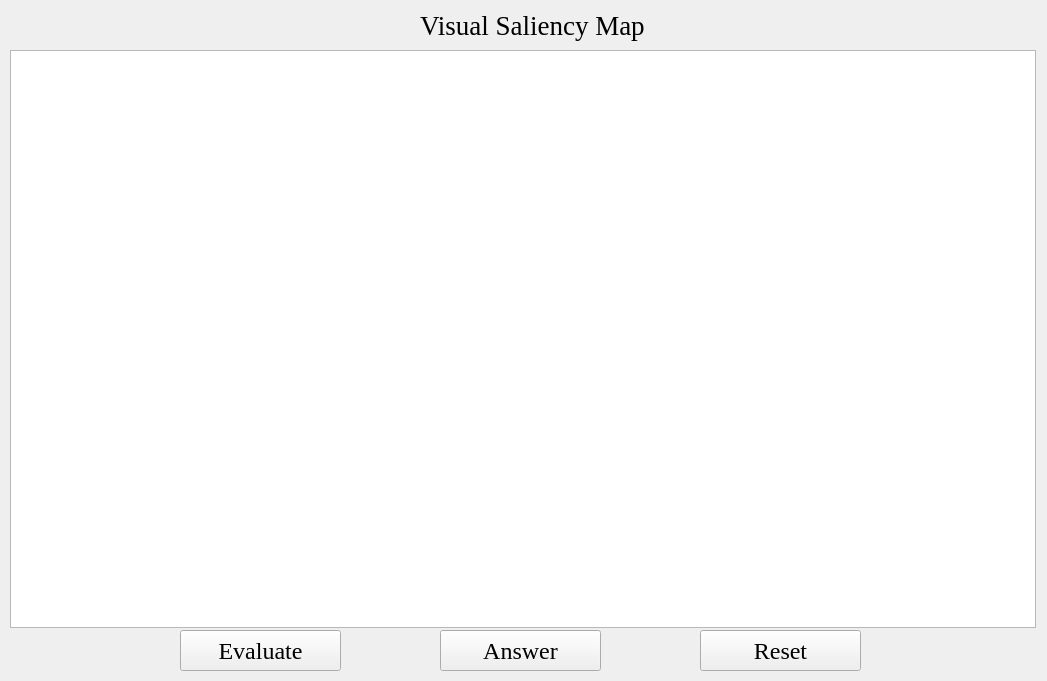
The window that demo/train/window.ui (dishangti/StockChart-EyeTrack) describes before a commit, drawn with Qt 5.
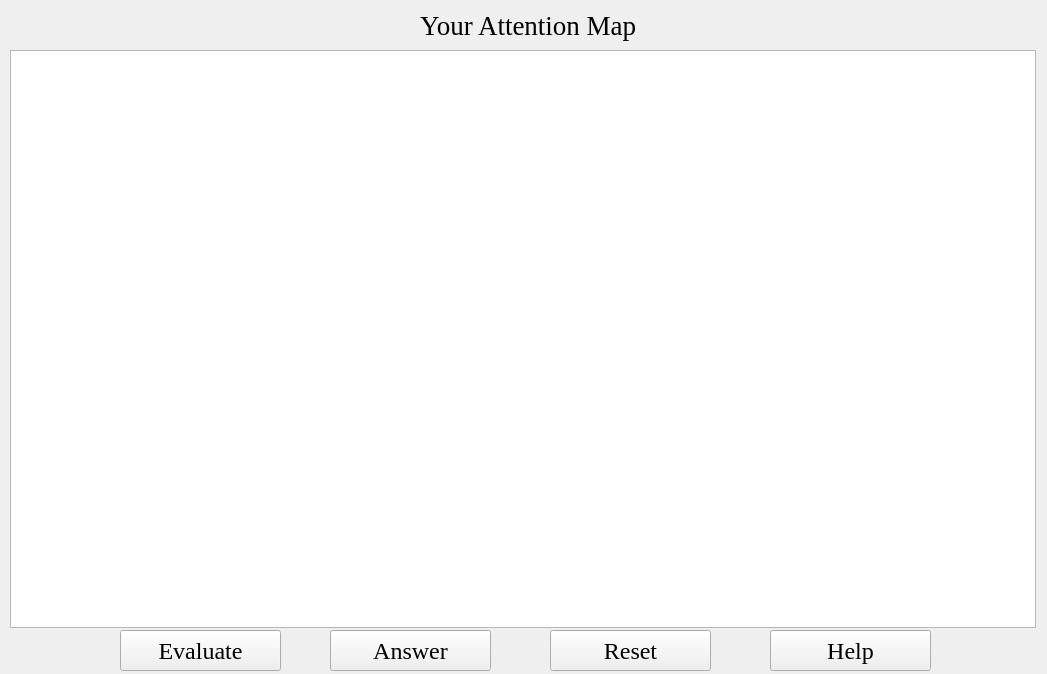
The same window after the commit.

Patch:
```diff
--- a/demo/train/window.ui
+++ b/demo/train/window.ui
@@ -7,7 +7,7 @@
     <x>0</x>
     <y>0</y>
     <width>1047</width>
-    <height>681</height>
+    <height>674</height>
    </rect>
   </property>
   <property name="windowTitle">
@@ -27,7 +27,7 @@
    <widget class="QPushButton" name="pushButton_evaluate">
     <property name="geometry">
      <rect>
-      <x>180</x>
+      <x>120</x>
       <y>630</y>
       <width>161</width>
       <height>41</height>
@@ -46,7 +46,7 @@
    <widget class="QPushButton" name="pushButton_answer">
     <property name="geometry">
      <rect>
-      <x>440</x>
+      <x>330</x>
       <y>630</y>
       <width>161</width>
       <height>41</height>
@@ -78,13 +78,13 @@
      </font>
     </property>
     <property name="text">
-     <string>Visual Saliency Map</string>
+     <string>Your Attention Map</string>
     </property>
    </widget>
    <widget class="QPushButton" name="pushButton_reset">
     <property name="geometry">
      <rect>
-      <x>700</x>
+      <x>550</x>
       <y>630</y>
       <width>161</width>
       <height>41</height>
@@ -100,6 +100,25 @@
      <string>Reset</string>
     </property>
    </widget>
+   <widget class="QPushButton" name="pushButton">
+    <property name="geometry">
+     <rect>
+      <x>770</x>
+      <y>630</y>
+      <width>161</width>
+      <height>41</height>
+     </rect>
+    </property>
+    <property name="font">
+     <font>
+      <family>Times New Roman</family>
+      <pointsize>18</pointsize>
+     </font>
+    </property>
+    <property name="text">
+     <string>Help</string>
+    </property>
+   </widget>
   </widget>
  </widget>
  <resources/>
```
Left out of the diff: 21 changed lines with no effect on the pictures.
